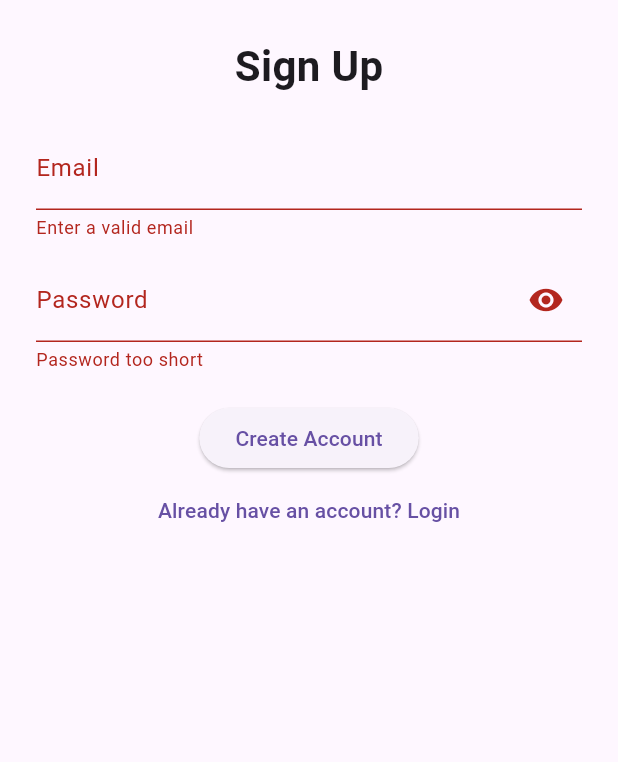
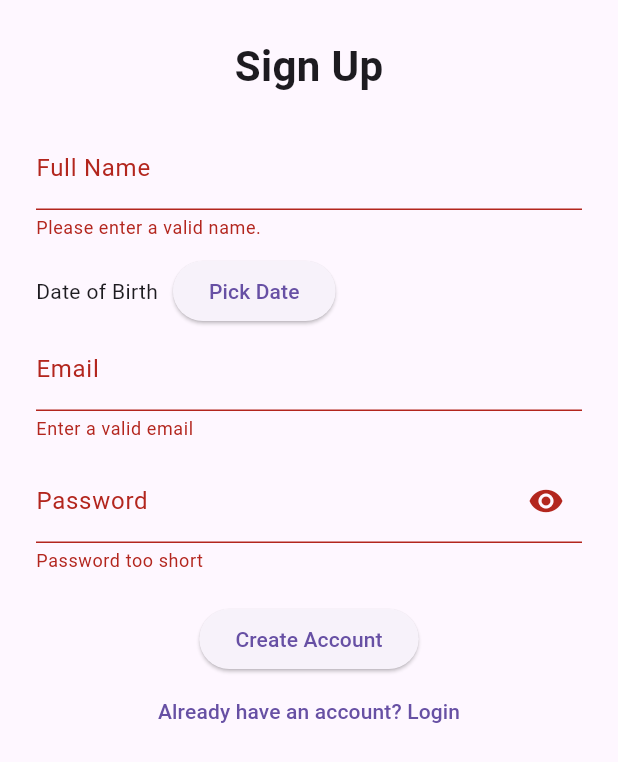
Before and after one commit to Hetti219/fulminant, a Flutter app: the SignupScreen screen opened by its route, after a tap on "Create Account", on a phone screen of 412 x 824 dp. Shown: the top 762 px of the screen. Run offline on Flutter 3.47's test engine with Material 3 defaults, Android fonts, the light colour scheme and no system bars; our stand-ins replace bloc, cloud_firestore, equatable, firebase_auth, firebase_core, flutter_bloc; accounts and stored records are empty; generated files the repository leaves out were written again.

Commit message:
Minor updates

```diff
--- a/lib/features/auth/logic/auth_event.dart
+++ b/lib/features/auth/logic/auth_event.dart
@@ -3,9 +3,10 @@ part of 'auth_bloc.dart';
 abstract class AuthEvent {}
 
 class AuthSignUpRequested extends AuthEvent {
-  final String email, password;
+  final String email, password, name;
+  DateTime dob;
 
-  AuthSignUpRequested(this.email, this.password);
+  AuthSignUpRequested(this.email, this.password, this.name, this.dob);
 }
 
 class AuthLoginRequested extends AuthEvent {
--- a/lib/features/auth/presentation/screens/login_screen.dart
+++ b/lib/features/auth/presentation/screens/login_screen.dart
@@ -32,7 +32,7 @@ class LoginScreen extends StatelessWidget {
                 actionButtonText: 'Login',
                 toggleText: 'Don’t have an account? Sign up',
                 onToggle: () => _navigateToSignUp(context),
-                onSubmit: (email, password) {
+                onSubmit: (email, password, name, dob) {
                   context
                       .read<AuthBloc>()
                       .add(AuthLoginRequested(email, password));
--- a/lib/features/auth/presentation/screens/signup_screen.dart
+++ b/lib/features/auth/presentation/screens/signup_screen.dart
@@ -32,10 +32,10 @@ class SignupScreen extends StatelessWidget {
                 actionButtonText: 'Create Account',
                 toggleText: 'Already have an account? Login',
                 onToggle: () => _navigateToLogin(context),
-                onSubmit: (email, password) {
+                onSubmit: (email, password, name, dob) {
                   context
                       .read<AuthBloc>()
-                      .add(AuthSignUpRequested(email, password));
+                      .add(AuthSignUpRequested(email, password, name!, dob!));
                 },
               ),
             ),
--- a/lib/features/auth/presentation/widgets/auth_form.dart
+++ b/lib/features/auth/presentation/widgets/auth_form.dart
@@ -1,6 +1,7 @@
 import 'package:flutter/material.dart';
 
-typedef OnSubmit = void Function(String email, String password);
+typedef OnSubmit = void Function(
+    String email, String password, String? name, DateTime? dob);
 
 class AuthForm extends StatefulWidget {
   final String title;
@@ -27,16 +28,27 @@ class _AuthFormState extends State<AuthForm> {
   String _email = '';
   String _password = '';
   bool _obscurePassword = true;
+  final _nameController = TextEditingController();
+  DateTime? _selectedDate;
+  bool _isLogin = true;
 
   void _submit() {
     if (_formKey.currentState!.validate()) {
       _formKey.currentState!.save();
-      widget.onSubmit(_email.trim(), _password.trim());
+      if (_isLogin) {
+        widget.onSubmit(_email.trim(), _password.trim(), '', DateTime.now());
+      } else {
+        widget.onSubmit(_email.trim(), _password.trim(),
+            _nameController.text.trim(), _selectedDate!);
+      }
     }
   }
 
   @override
   Widget build(BuildContext context) {
+    if (widget.toggleText == 'Already have an account? Login') {
+      _isLogin = false;
+    }
     return Column(
       children: [
         Text(widget.title,
@@ -46,6 +58,46 @@ class _AuthFormState extends State<AuthForm> {
           key: _formKey,
           child: Column(
             children: [
+              if (!_isLogin) ...[
+                TextFormField(
+                  controller: _nameController,
+                  key: const ValueKey('fullname'),
+                  decoration: const InputDecoration(labelText: 'Full Name'),
+                  validator: (value) {
+                    if (value == null || value.trim().length < 3) {
+                      return 'Please enter a valid name.';
+                    }
+                    return null;
+                  },
+                ),
+                const SizedBox(height: 10),
+                Row(
+                  children: [
+                    Text(
+                      _selectedDate == null
+                          ? 'Date of Birth'
+                          : 'DOB: ${_selectedDate!.toLocal().toString().split(' ')[0]}',
+                    ),
+                    const SizedBox(width: 10),
+                    ElevatedButton(
+                      onPressed: () async {
+                        final pickedDate = await showDatePicker(
+                          context: context,
+                          initialDate: DateTime(2005),
+                          firstDate: DateTime(1900),
+                          lastDate: DateTime.now(),
+                        );
+                        if (pickedDate != null) {
+                          setState(() {
+                            _selectedDate = pickedDate;
+                          });
+                        }
+                      },
+                      child: const Text('Pick Date'),
+                    ),
+                  ],
+                ),
+              ],
               // Email Field
               TextFormField(
                 decoration: const InputDecoration(labelText: 'Email'),
--- a/lib/features/home/home_screen.dart
+++ b/lib/features/home/home_screen.dart
@@ -39,12 +39,14 @@ class HomeScreen extends StatelessWidget {
               },
               child: const Text('Go to Courses'),
             ),
+            const SizedBox(height: 32),
             ElevatedButton(
               onPressed: () {
                 Navigator.pushReplacementNamed(context, '/leaderboard');
               },
               child: const Text("View Leaderboard"),
             ),
+            const SizedBox(height: 32),
             ElevatedButton(
               onPressed: () {
                 Navigator.pushReplacementNamed(context, '/profile');
```
Also changed, not shown: lib/features/auth/data/auth_repo.dart (+6 -3 lines), lib/features/auth/data/models/user_model.dart (added, +36 -0 lines), lib/features/auth/logic/auth_bloc.dart (+15 -1 lines), lib/features/leaderboard/screens/leaderboard_screen.dart (+5 -2 lines).
